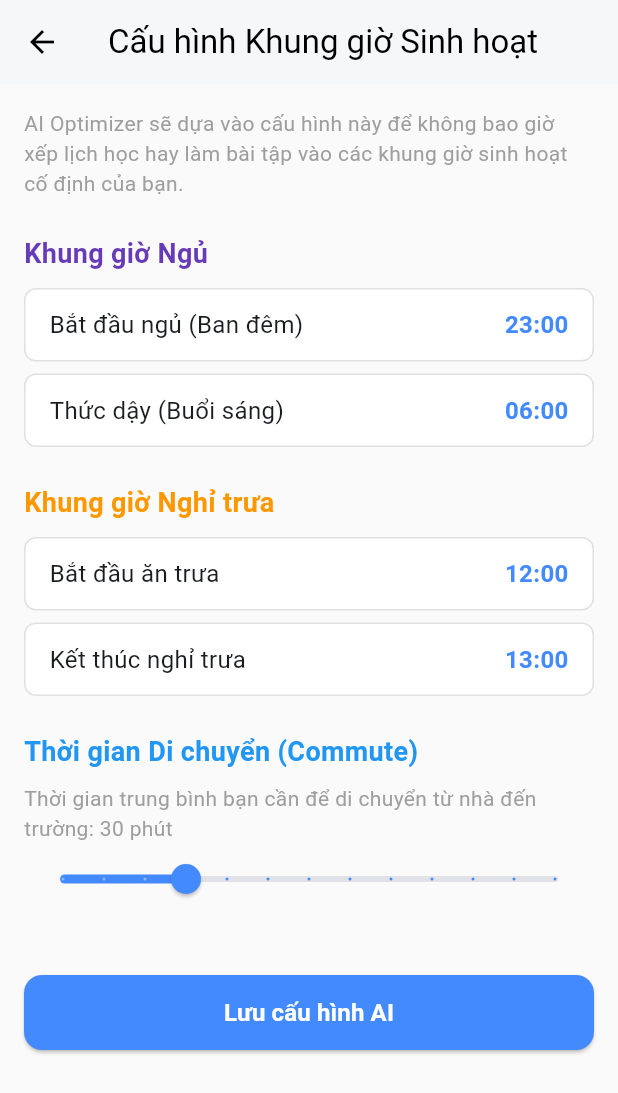
After one commit to Phuc0705/Campusflow, a Flutter app: the screen it shows once a user with an empty profile is signed in, item 5 of the bottom bar chosen, after a tap on "Cài đặt Khung giờ AI", on a phone screen of 412 x 824 dp. The commit adds this screen. Shown: the top 1093 px of the screen. Run offline on Flutter 3.47's test engine with Material 3 defaults, Android fonts, the phone set to English and light mode, and no system bars; our stand-ins replace supabase_flutter; accounts and stored records are empty; network calls fail.

Commit message:
Tính năng Cấu hình Khung giờ Sinh hoạt cho AI

```diff
--- /dev/null
+++ b/mobile_flutter/lib/screens/preferences_screen.dart
@@ -0,0 +1,229 @@
+import 'package:flutter/material.dart';
+import 'package:http/http.dart' as http;
+import 'dart:convert';
+import 'package:supabase_flutter/supabase_flutter.dart';
+
+class PreferencesScreen extends StatefulWidget {
+  const PreferencesScreen({super.key});
+
+  @override
+  State<PreferencesScreen> createState() => _PreferencesScreenState();
+}
+
+class _PreferencesScreenState extends State<PreferencesScreen> {
+  bool _isLoading = true;
+  bool _isSaving = false;
+  final String _apiUrl = 'http://127.0.0.1:3000/api/preferences';
+
+  TimeOfDay _sleepStart = const TimeOfDay(hour: 23, minute: 0);
+  TimeOfDay _sleepEnd = const TimeOfDay(hour: 6, minute: 0);
+  TimeOfDay _lunchStart = const TimeOfDay(hour: 12, minute: 0);
+  TimeOfDay _lunchEnd = const TimeOfDay(hour: 13, minute: 0);
+  double _commuteDuration = 30.0;
+
+  Map<String, String> _getHeaders() {
+    final token = Supabase.instance.client.auth.currentSession?.accessToken;
+    return {
+      'Content-Type': 'application/json',
+      if (token != null) 'Authorization': 'Bearer $token',
+    };
+  }
+
+  @override
+  void initState() {
+    super.initState();
+    _fetchPreferences();
+  }
+
+  Future<void> _fetchPreferences() async {
+    try {
+      final response = await http.get(Uri.parse(_apiUrl), headers: _getHeaders());
+      if (response.statusCode == 200) {
+        final data = json.decode(response.body);
+        if (data['success'] && data['data'] != null) {
+          final prefs = data['data'];
+          setState(() {
+            _sleepStart = _parseTime(prefs['sleep_start_time']);
+            _sleepEnd = _parseTime(prefs['sleep_end_time']);
+            _lunchStart = _parseTime(prefs['lunch_start_time']);
+            _lunchEnd = _parseTime(prefs['lunch_end_time']);
+            _commuteDuration = (prefs['commute_duration_minutes'] ?? 30).toDouble();
+            _isLoading = false;
+          });
+          return;
+        }
+      }
+      setState(() => _isLoading = false);
+    } catch (e) {
+      debugPrint('Error fetching preferences: $e');
+      setState(() => _isLoading = false);
+    }
+  }
+
+  TimeOfDay _parseTime(String timeStr) {
+    if (timeStr.isEmpty) return const TimeOfDay(hour: 0, minute: 0);
+    final parts = timeStr.split(':');
+    return TimeOfDay(hour: int.parse(parts[0]), minute: int.parse(parts[1]));
+  }
+
+  String _formatTime(TimeOfDay time) {
+    return '${time.hour.toString().padLeft(2, '0')}:${time.minute.toString().padLeft(2, '0')}:00';
+  }
+
+  Future<void> _savePreferences() async {
+    setState(() => _isSaving = true);
+    try {
+      final response = await http.post(
+        Uri.parse(_apiUrl),
+        headers: _getHeaders(),
+        body: json.encode({
+          'sleep_start_time': _formatTime(_sleepStart),
+          'sleep_end_time': _formatTime(_sleepEnd),
+          'lunch_start_time': _formatTime(_lunchStart),
+          'lunch_end_time': _formatTime(_lunchEnd),
+          'commute_duration_minutes': _commuteDuration.toInt(),
+        }),
+      );
+
+      final data = json.decode(response.body);
+      if (response.statusCode == 200 && data['success']) {
+        if (mounted) {
+          ScaffoldMessenger.of(context).showSnackBar(
+            const SnackBar(content: Text('Lưu cấu hình thành công!'), backgroundColor: Colors.green),
+          );
+          Navigator.pop(context);
+        }
+      } else {
+        if (mounted) {
+          ScaffoldMessenger.of(context).showSnackBar(
+            SnackBar(content: Text(data['message'] ?? 'Đã có lỗi xảy ra'), backgroundColor: Colors.redAccent),
+          );
+        }
+      }
+    } catch (e) {
+      debugPrint('Error saving preferences: $e');
+      if (mounted) {
+        ScaffoldMessenger.of(context).showSnackBar(
+          const SnackBar(content: Text('Lỗi kết nối máy chủ'), backgroundColor: Colors.redAccent),
+        );
+      }
+    } finally {
+      setState(() => _isSaving = false);
+    }
+  }
+
+  Future<void> _selectTime(BuildContext context, TimeOfDay initialTime, Function(TimeOfDay) onTimeSelected) async {
+    final TimeOfDay? picked = await showTimePicker(
+      context: context,
+      initialTime: initialTime,
+      builder: (context, child) {
+        return MediaQuery(
+          data: MediaQuery.of(context).copyWith(alwaysUse24HourFormat: true),
+          child: child!,
+        );
+      },
+    );
+    if (picked != null && picked != initialTime) {
+      onTimeSelected(picked);
+    }
+  }
+
+  Widget _buildTimeRow(String label, TimeOfDay time, Function(TimeOfDay) onChanged) {
+    return InkWell(
+      onTap: () => _selectTime(context, time, onChanged),
+      child: Container(
+        padding: const EdgeInsets.symmetric(vertical: 12, horizontal: 16),
+        decoration: BoxDecoration(
+          color: Colors.white,
+          borderRadius: BorderRadius.circular(8),
+          border: Border.all(color: Colors.grey.shade300),
+        ),
+        child: Row(
+          mainAxisAlignment: MainAxisAlignment.spaceBetween,
+          children: [
+            Text(label, style: const TextStyle(fontSize: 16)),
+            Text(
+              '${time.hour.toString().padLeft(2, '0')}:${time.minute.toString().padLeft(2, '0')}',
+              style: const TextStyle(fontSize: 16, fontWeight: FontWeight.bold, color: Colors.blueAccent),
+            ),
+          ],
+        ),
+      ),
+    );
+  }
+
+  @override
+  Widget build(BuildContext context) {
+    return Scaffold(
+      appBar: AppBar(
+        title: const Text('Cấu hình Khung giờ Sinh hoạt'),
+        backgroundColor: Colors.white,
+        foregroundColor: Colors.black,
+        elevation: 1,
+      ),
+      backgroundColor: Colors.grey[50],
+      body: _isLoading
+          ? const Center(child: CircularProgressIndicator())
+          : SingleChildScrollView(
+              padding: const EdgeInsets.all(16.0),
+              child: Column(
+                crossAxisAlignment: CrossAxisAlignment.start,
+                children: [
+                  const Text(
+                    'AI Optimizer sẽ dựa vào cấu hình này để không bao giờ xếp lịch học hay làm bài tập vào các khung giờ sinh hoạt cố định của bạn.',
+                    style: TextStyle(color: Colors.grey, fontSize: 14),
+                  ),
+                  const SizedBox(height: 24),
+
+                  const Text('Khung giờ Ngủ', style: TextStyle(fontSize: 18, fontWeight: FontWeight.bold, color: Colors.deepPurple)),
+                  const SizedBox(height: 10),
+                  _buildTimeRow('Bắt đầu ngủ (Ban đêm)', _sleepStart, (time) => setState(() => _sleepStart = time)),
+                  const SizedBox(height: 8),
+                  _buildTimeRow('Thức dậy (Buổi sáng)', _sleepEnd, (time) => setState(() => _sleepEnd = time)),
+
+                  const SizedBox(height: 24),
+                  const Text('Khung giờ Nghỉ trưa', style: TextStyle(fontSize: 18, fontWeight: FontWeight.bold, color: Colors.orange)),
+                  const SizedBox(height: 10),
+                  _buildTimeRow('Bắt đầu ăn trưa', _lunchStart, (time) => setState(() => _lunchStart = time)),
+                  const SizedBox(height: 8),
+                  _buildTimeRow('Kết thúc nghỉ trưa', _lunchEnd, (time) => setState(() => _lunchEnd = time)),
+
+                  const SizedBox(height: 24),
+                  const Text('Thời gian Di chuyển (Commute)', style: TextStyle(fontSize: 18, fontWeight: FontWeight.bold, color: Colors.blue)),
+                  const SizedBox(height: 8),
+                  Text(
+                    'Thời gian trung bình bạn cần để di chuyển từ nhà đến trường: ${_commuteDuration.toInt()} phút',
+                    style: const TextStyle(color: Colors.grey, fontSize: 14),
+                  ),
+                  Slider(
+                    value: _commuteDuration,
+                    min: 0,
+                    max: 120,
+                    divisions: 12,
+                    label: '${_commuteDuration.toInt()} phút',
+                    activeColor: Colors.blueAccent,
+                    onChanged: (val) => setState(() => _commuteDuration = val),
+                  ),
+
+                  const SizedBox(height: 40),
+                  SizedBox(
+                    width: double.infinity,
+                    height: 50,
+                    child: ElevatedButton(
+                      style: ElevatedButton.styleFrom(
+                        backgroundColor: Colors.blueAccent,
+                        foregroundColor: Colors.white,
+                        shape: RoundedRectangleBorder(borderRadius: BorderRadius.circular(12)),
+                      ),
+                      onPressed: _isSaving ? null : _savePreferences,
+                      child: _isSaving
+                          ? const SizedBox(height: 20, width: 20, child: CircularProgressIndicator(color: Colors.white, strokeWidth: 2))
+                          : const Text('Lưu cấu hình AI', style: TextStyle(fontSize: 16, fontWeight: FontWeight.bold)),
+                    ),
+                  )
+                ],
+              ),
+            ),
+    );
+  }
+}
--- a/mobile_flutter/lib/screens/profile_screen.dart
+++ b/mobile_flutter/lib/screens/profile_screen.dart
@@ -1,6 +1,7 @@
 import 'package:flutter/material.dart';
 import 'package:supabase_flutter/supabase_flutter.dart';
 import 'login_screen.dart';
+import 'preferences_screen.dart';
 
 class ProfileScreen extends StatefulWidget {
   const ProfileScreen({super.key});
@@ -151,7 +152,29 @@ class _ProfileScreenState extends State<ProfileScreen> {
                 ),
               ),
             ),
-            const SizedBox(height: 40),
+            const SizedBox(height: 20),
+            // Thẻ Cấu hình AI
+            Padding(
+              padding: const EdgeInsets.symmetric(horizontal: 20.0),
+              child: Card(
+                color: Colors.white,
+                shape: RoundedRectangleBorder(borderRadius: BorderRadius.circular(15)),
+                elevation: 2,
+                child: ListTile(
+                  leading: const Icon(Icons.settings_suggest, color: Colors.deepPurple, size: 30),
+                  title: const Text('Cài đặt Khung giờ AI', style: TextStyle(fontWeight: FontWeight.bold)),
+                  subtitle: const Text('Giờ Ngủ, Ăn trưa, Di chuyển', style: TextStyle(fontSize: 12)),
+                  trailing: const Icon(Icons.chevron_right),
+                  onTap: () {
+                    Navigator.push(
+                      context,
+                      MaterialPageRoute(builder: (context) => const PreferencesScreen()),
+                    );
+                  },
+                ),
+              ),
+            ),
+            const SizedBox(height: 20),
             // Nút đăng xuất
             Padding(
               padding: const EdgeInsets.symmetric(horizontal: 20.0),
```
Also changed, not shown: 2 other files.
